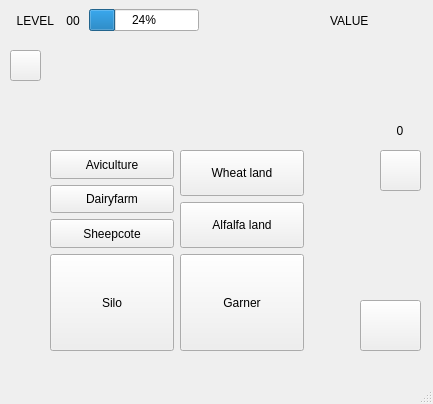
Old version of the form mainwindow.ui in the repository slotfi909/heyDay.
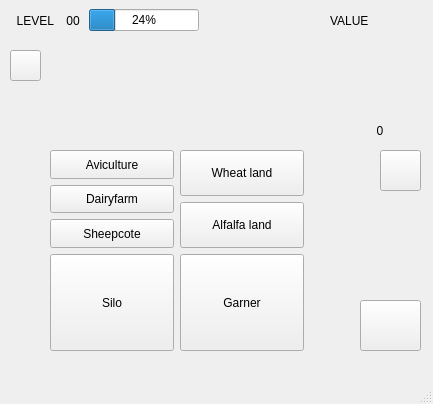
New version of the form.

The edit to the form file:
```diff
--- a/mainwindow.ui
+++ b/mainwindow.ui
@@ -236,9 +236,9 @@
    <widget class="QLabel" name="label_5">
     <property name="geometry">
      <rect>
-      <x>390</x>
+      <x>370</x>
       <y>120</y>
-      <width>21</width>
+      <width>41</width>
       <height>21</height>
      </rect>
     </property>
```
Left out of the diff: 2 changed lines with no effect on the pictures.
